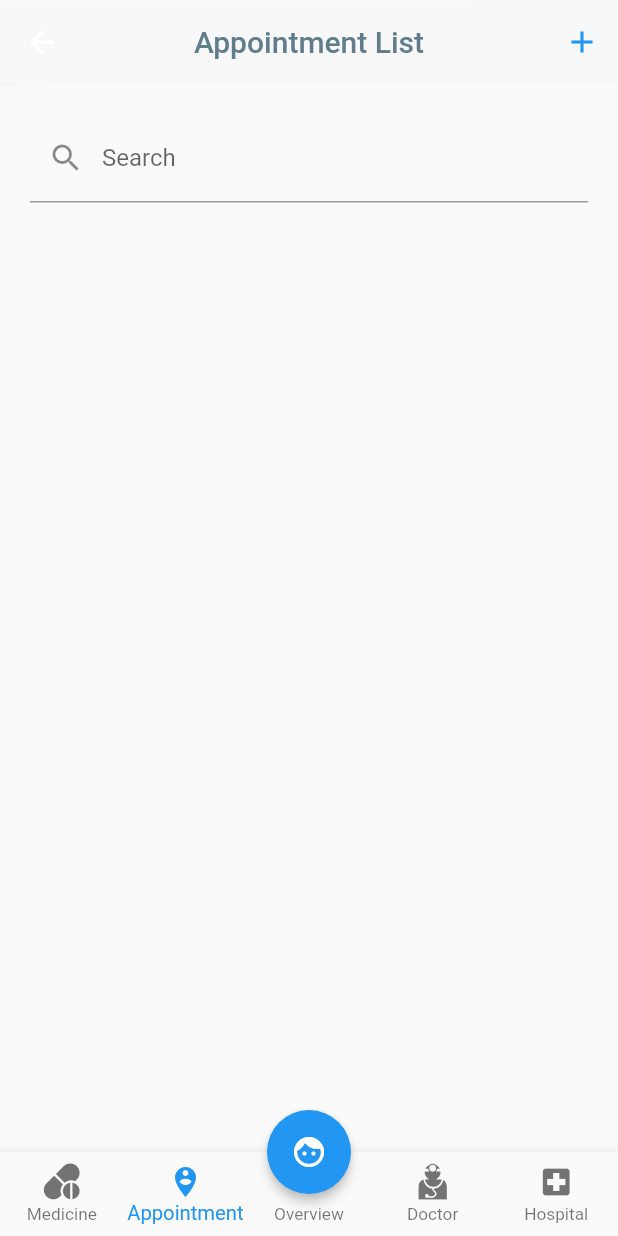
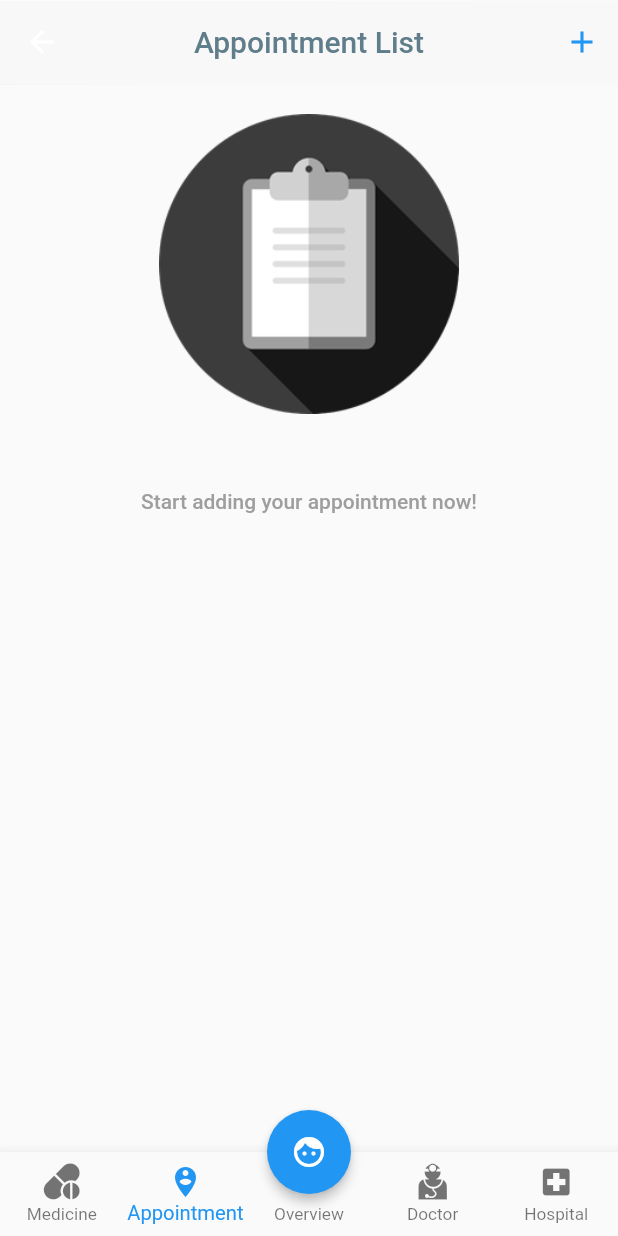
Before and after one commit to itforge-eros/MedicCare, a Flutter app: the Homepage screen opened by its route, item 2 of the bottom bar chosen, on a phone screen of 412 x 824 dp. Run offline on Flutter 3.47's test engine with Material 2 defaults, Android fonts, the phone set to English and light mode, and no system bars; our stand-ins replace cloud_firestore, equatable, firebase_auth, firebase_messaging, firebase_storage, flutter_local_notifications and 6 more; missing offline and left inert: flutter_google_places, google_maps_webservice; accounts and stored records are empty.

Commit message:
adding appointment

```diff
--- a/lib/gui/homepage.dart
+++ b/lib/gui/homepage.dart
@@ -136,7 +136,8 @@ class _HomepageState extends State<Homepage> {
           )
         ],
       ),
-      trailing: trailing ?? Icon(Icons.keyboard_arrow_right, color: Colors.blue[300], size: 30.0),
+      trailing: trailing ??
+          Icon(Icons.keyboard_arrow_right, color: Colors.blue[300], size: 30.0),
       onTap: onTap ?? () {},
     );
   }
@@ -241,7 +242,11 @@ class _HomepageState extends State<Homepage> {
         month = 'December';
         break;
     }
-    return dateTime.day.toString() + ' ' + month + ' ' + dateTime.year.toString();
+    return dateTime.day.toString() +
+        ' ' +
+        month +
+        ' ' +
+        dateTime.year.toString();
   }
 
   // Map Search Area
@@ -286,7 +291,9 @@ class _HomepageState extends State<Homepage> {
           onError: onError,
           mode: Mode.overlay,
           language: 'en',
-          location: center == null ? null : Location(center.latitude, center.longitude),
+          location: center == null
+              ? null
+              : Location(center.latitude, center.longitude),
           radius: center == null ? null : 10000);
 
       print(' this is placeID ${p.placeId}');
@@ -307,7 +314,9 @@ class _HomepageState extends State<Homepage> {
       searchMedText = medicineSearch.text;
       if (searchMedText.trim() == '' || searchMedText == null) {
         searchMed.add(medicines[i]);
-      } else if (item.toLowerCase().contains(searchMedText.toLowerCase().trim())) {
+      } else if (item
+          .toLowerCase()
+          .contains(searchMedText.toLowerCase().trim())) {
         searchMed.add(medicines[i]);
       }
     }
@@ -394,7 +403,7 @@ class _HomepageState extends State<Homepage> {
     }
 
     if (emptyMedicine.length > 0) {
-      list.add(getSectionDivider('Depleted Medicines'));
+      list.add(getSectionDivider('Deleted Medicines'));
       emptyMedicine.forEach((e) {
         list.add(
           getCustomCard(
@@ -447,21 +456,21 @@ class _HomepageState extends State<Homepage> {
   // Data Method: Returns a list of appointments
   List<Widget> getAppointmentList(List<Appointment> appointmentList) {
     List<Widget> list = [
-      Padding(
-        padding: const EdgeInsets.all(20),
-        child: TextField(
-          onChanged: (value) {},
-          // controller: ,
-          decoration: InputDecoration(
-            labelText: 'Search',
-            hintText: 'Search',
-            prefixIcon: Icon(Icons.search),
-            // border: OutlineInputBorder(
-            //   borderRadius: BorderRadius.all(Radius.circular(25.0)),
-            // ),
-          ),
-        ),
-      ),
+      // Padding(
+      //   padding: const EdgeInsets.all(20),
+      //   child: TextField(
+      //     onChanged: (value) {},
+      //     // controller: ,
+      //     decoration: InputDecoration(
+      //       labelText: 'Search',
+      //       hintText: 'Search',
+      //       prefixIcon: Icon(Icons.search),
+      //       // border: OutlineInputBorder(
+      //       //   borderRadius: BorderRadius.all(Radius.circular(25.0)),
+      //       // ),
+      //     ),
+      //   ),
+      // ),
     ];
 
     appointmentList.sort((a, b) => a.dateTime.compareTo(b.dateTime));
@@ -469,7 +478,23 @@ class _HomepageState extends State<Homepage> {
     List<Appointment> comingAppointmentList = List<Appointment>();
     List<Appointment> completedAppointmentList = List<Appointment>();
     List<Appointment> skipAppointmentList = List<Appointment>();
-
+    if (appointmentList.length == 0) {
+      list.add(Column(
+        children: <Widget>[
+          Padding(
+            padding: const EdgeInsets.all(20.0),
+            child: Image.asset('assets/images/note-grey.png', height: 200),
+          ),
+          Padding(
+            padding: const EdgeInsets.symmetric(vertical: 30.0),
+            child: Text(
+              'Start adding your appointment now!',
+              style: TextStyle(color: Colors.grey, fontWeight: FontWeight.w500),
+            ),
+          )
+        ],
+      ));
+    }
     appointmentList.forEach((a) {
       switch (a.status) {
         case 0:
@@ -496,7 +521,7 @@ class _HomepageState extends State<Homepage> {
               Navigator.push(
                 context,
                 MaterialPageRoute(
-                  builder: (context) => EditAppointmentPage(
+                  builder: (context) => AppointmentPage(
                         appointment: e,
                       ),
                 ),
@@ -519,7 +544,7 @@ class _HomepageState extends State<Homepage> {
               Navigator.push(
                 context,
                 MaterialPageRoute(
-                  builder: (context) => EditAppointmentPage(
+                  builder: (context) => AppointmentPage(
                         appointment: e,
                       ),
                 ),
@@ -720,11 +745,13 @@ class _HomepageState extends State<Homepage> {
   List<Widget> getRemainingIndoseList(List<Medicine> medicineList) {
     List<Widget> list = List<Widget>();
 
-    final List<MedicineOverviewData> medicineOverviewDataList = List<MedicineOverviewData>();
+    final List<MedicineOverviewData> medicineOverviewDataList =
+        List<MedicineOverviewData>();
     List<DateTime> temp = List<DateTime>();
 
     for (int i = 0; i < medicineList.length; i++) {
-      temp = medicineList[i].getMedicineSchedule(UserSettings()); // TODO: Pass user settings here!
+      temp = medicineList[i].getMedicineSchedule(
+          UserSettings()); // TODO: Pass user settings here!
       for (int j = 0; j < temp.length; j++) {
         medicineOverviewDataList.add(MedicineOverviewData(
           medicine: medicineList[i],
@@ -745,8 +772,10 @@ class _HomepageState extends State<Homepage> {
 
       List<DateTime> dateList = List<DateTime>();
       medicineOverviewDataList.forEach((e) {
-        if (!dateList.contains(DateTime(e.dateTime.year, e.dateTime.month, e.dateTime.day))) {
-          dateList.add(DateTime(e.dateTime.year, e.dateTime.month, e.dateTime.day));
+        if (!dateList.contains(
+            DateTime(e.dateTime.year, e.dateTime.month, e.dateTime.day))) {
+          dateList
+              .add(DateTime(e.dateTime.year, e.dateTime.month, e.dateTime.day));
         }
       });
 
@@ -767,13 +796,17 @@ class _HomepageState extends State<Homepage> {
         );
 
         medicineOverviewDataList.forEach((f) {
-          if (e.year == f.dateTime.year && e.month == f.dateTime.month && e.day == f.dateTime.day) {
+          if (e.year == f.dateTime.year &&
+              e.month == f.dateTime.month &&
+              e.day == f.dateTime.day) {
             list.add(
               getCustomCard(
                 name: f.medicine.name,
                 subtitle: f.getSubtitle(),
                 icon: CustomIcons.medicine,
-                trailing: (DateTime.now().compareTo(f.dateTime.subtract(Duration(hours: 1))) > 0 &&
+                trailing: (DateTime.now().compareTo(
+                                f.dateTime.subtract(Duration(hours: 1))) >
+                            0 &&
                         DateTime(
                               f.dateTime.year,
                               f.dateTime.month,
@@ -884,7 +917,9 @@ class _HomepageState extends State<Homepage> {
       searchDocText = doctorSearch.text;
       if (searchDocText.trim() == '' || searchDocText == null) {
         searchDoc.add(doctors[i]);
-      } else if (item.toLowerCase().contains(searchDocText.toLowerCase().trim())) {
+      } else if (item
+          .toLowerCase()
+          .contains(searchDocText.toLowerCase().trim())) {
         searchDoc.add(doctors[i]);
       }
     }
@@ -943,7 +978,8 @@ class _HomepageState extends State<Homepage> {
             Padding(
               padding: const EdgeInsets.symmetric(vertical: 30),
               child: Text('Add your personal doctors now!',
-                  style: TextStyle(color: Colors.grey, fontWeight: FontWeight.w500)),
+                  style: TextStyle(
+                      color: Colors.grey, fontWeight: FontWeight.w500)),
             )
           ],
         ),
@@ -1000,10 +1036,11 @@ class _HomepageState extends State<Homepage> {
     _getAppointments = FirebaseUtils.getAppointments();
     this._currentIndex = widget.initialIndex;
 
-    var initializationSettingsAndroid = new AndroidInitializationSettings('@mipmap/ic_launcher');
+    var initializationSettingsAndroid =
+        new AndroidInitializationSettings('@mipmap/ic_launcher');
     var initializationSettingsIOS = new IOSInitializationSettings();
-    var initializationSettings =
-        new InitializationSettings(initializationSettingsAndroid, initializationSettingsIOS);
+    var initializationSettings = new InitializationSettings(
+        initializationSettingsAndroid, initializationSettingsIOS);
     flutterLocalNotificationsPlugin = new FlutterLocalNotificationsPlugin();
     flutterLocalNotificationsPlugin.initialize(
       initializationSettings,
@@ -1011,15 +1048,16 @@ class _HomepageState extends State<Homepage> {
 
     _firebaseMessaging.configure(
       onMessage: (Map<String, dynamic> message) {
-        Map<String, dynamic> notification = Map<String, dynamic>.from(message['notification']);
+        Map<String, dynamic> notification =
+            Map<String, dynamic>.from(message['notification']);
 
         Future _showNotification() async {
           var androidPlatformChannelSpecifics = new AndroidNotificationDetails(
               'mediccare', 'MedicCare', 'MedicCare App',
               importance: Importance.Max, priority: Priority.High);
           var iOSPlatformChannelSpecifics = new IOSNotificationDetails();
-          var platformChannelSpecifics =
-              new NotificationDetails(androidPlatformChannelSpecifics, iOSPlatformChannelSpecifics);
+          var platformChannelSpecifics = new NotificationDetails(
+              androidPlatformChannelSpecifics, iOSPlatformChannelSpecifics);
           await flutterLocalNotificationsPlugin.show(
             0,
             notification['title'],
```
